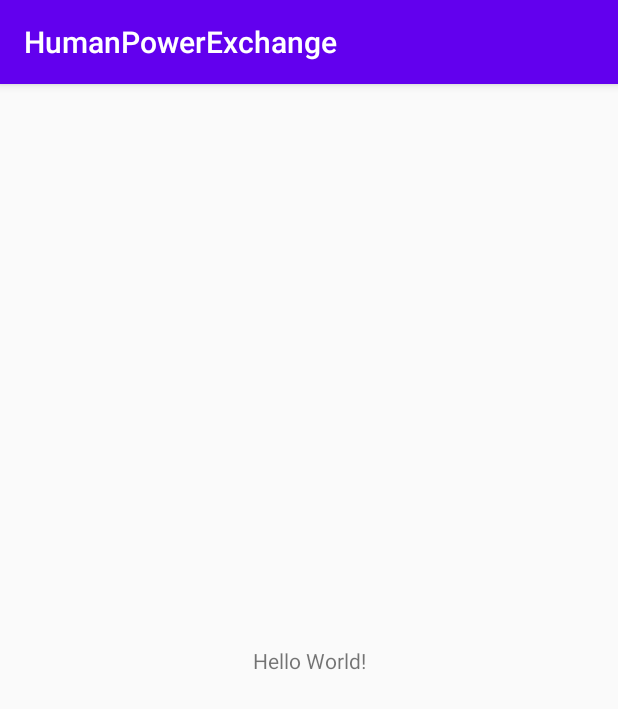
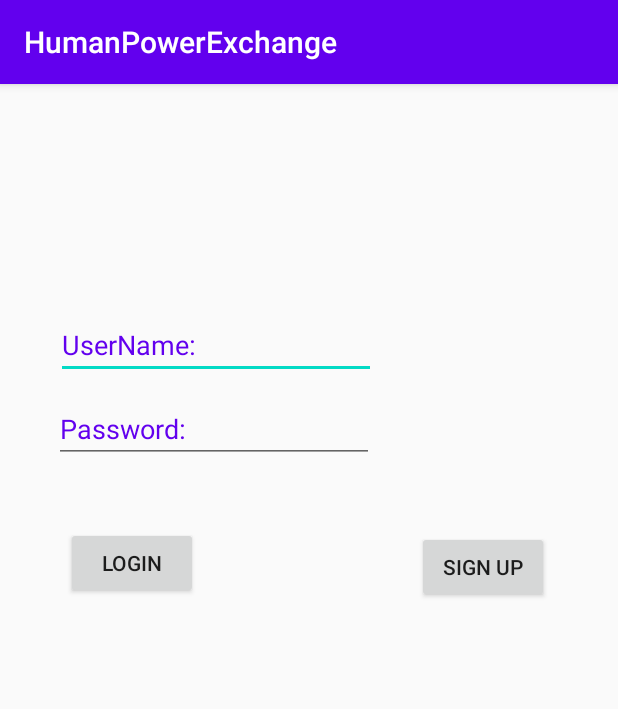
Before and after one commit to rejisemmalar/HumanPowerExchange, an Android app: the screen it shows after launch (MainActivity), on a phone screen of 412 x 824 dp. Shown: the top 709 px of the screen. Run offline under Robolectric (Android 15) with nearby library versions, the phone set to English and light mode, and no system bars.

Commit message:
adding buttons in login page

```diff
--- a/app/src/main/res/layout/activity_main.xml
+++ b/app/src/main/res/layout/activity_main.xml
@@ -1,18 +1,66 @@
 <?xml version="1.0" encoding="utf-8"?>
-<androidx.constraintlayout.widget.ConstraintLayout xmlns:android="http://schemas.android.com/apk/res/android"
+<RelativeLayout
+    xmlns:android="http://schemas.android.com/apk/res/android"
     xmlns:app="http://schemas.android.com/apk/res-auto"
     xmlns:tools="http://schemas.android.com/tools"
     android:layout_width="match_parent"
     android:layout_height="match_parent"
     tools:context=".MainActivity">
 
-    <TextView
+    <EditText
+        android:id="@+id/userName"
         android:layout_width="wrap_content"
         android:layout_height="wrap_content"
-        android:text="Hello World!"
-        app:layout_constraintBottom_toBottomOf="parent"
-        app:layout_constraintLeft_toLeftOf="parent"
-        app:layout_constraintRight_toRightOf="parent"
-        app:layout_constraintTop_toTopOf="parent" />
+        android:layout_alignParentStart="true"
+        android:layout_alignParentLeft="true"
+        android:layout_alignParentTop="true"
+        android:layout_marginStart="37dp"
+        android:layout_marginLeft="37dp"
+        android:layout_marginTop="151dp"
+        android:ems="10"
+        android:hint="@string/user_name"
+        android:inputType="textPersonName"
+        android:textColorHint="#6200EE" />
 
-</androidx.constraintlayout.widget.ConstraintLayout>
+    <EditText
+        android:id="@+id/etPassword"
+        android:layout_width="wrap_content"
+        android:layout_height="wrap_content"
+        android:layout_alignParentStart="true"
+        android:layout_alignParentLeft="true"
+        android:layout_alignParentTop="true"
+        android:layout_marginStart="36dp"
+        android:layout_marginLeft="37dp"
+        android:layout_marginTop="207dp"
+        android:ems="10"
+        android:hint="@string/password"
+        android:inputType="textPassword"
+        android:textColorHint="#6200EE" />
+
+    <Button
+        android:id="@+id/btnLogin"
+        android:layout_width="wrap_content"
+        android:layout_height="wrap_content"
+        android:layout_alignParentStart="true"
+        android:layout_alignParentLeft="true"
+        android:layout_alignParentTop="true"
+        android:layout_marginStart="44dp"
+        android:layout_marginLeft="37dp"
+        android:layout_marginTop="295dp"
+        android:text="@string/login_button" />
+
+    <Button
+        android:id="@+id/btn2signup"
+        android:layout_width="wrap_content"
+        android:layout_height="wrap_content"
+        android:layout_alignParentTop="true"
+        android:layout_alignParentEnd="true"
+        android:layout_alignParentRight="true"
+        android:layout_marginTop="298dp"
+        android:layout_marginEnd="46dp"
+        android:layout_marginRight="37dp"
+        android:text="@string/signup_button" />
+
+
+
+</RelativeLayout>
--- a/app/src/main/res/values/strings.xml
+++ b/app/src/main/res/values/strings.xml
@@ -1,3 +1,7 @@
 <resources>
     <string name="app_name">HumanPowerExchange</string>
+    <string name="user_name">UserName:</string>
+    <string name="password">Password:</string>
+    <string name="login_button">Login</string>
+    <string name="signup_button">Sign Up</string>
 </resources>
```
